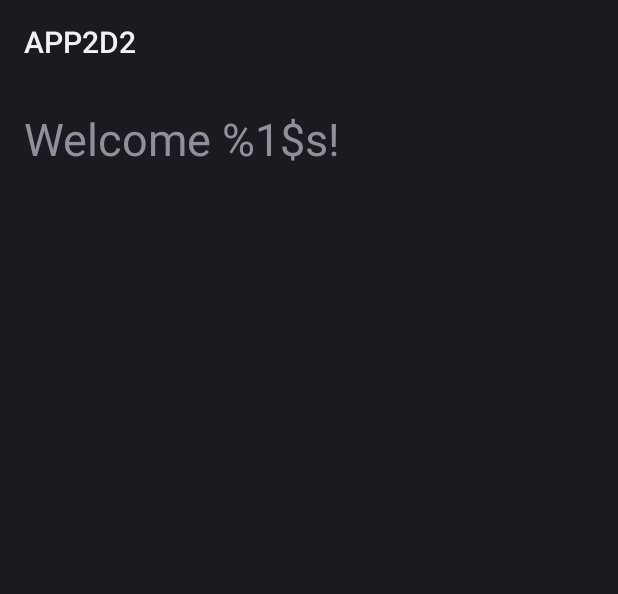
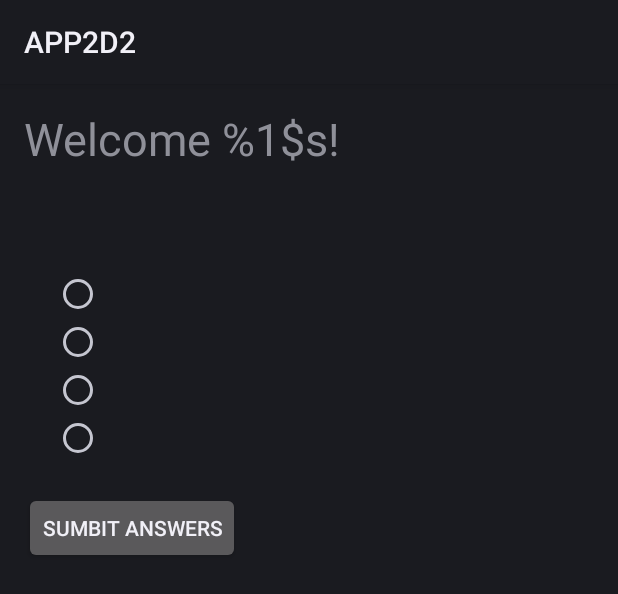
Before and after one commit to Thompadude/app2d2, an Android app: the layout activity_quiz.xml on its own in the app's theme, with its tools: preview values and no code run, on a phone screen of 412 x 824 dp. Shown: the top 594 px of the screen. Run offline under Robolectric (Android 15) with nearby library versions, the phone set to English and light mode, and no system bars.

Commit message:
morning work

```diff
--- a/app/src/main/res/layout/activity_quiz.xml
+++ b/app/src/main/res/layout/activity_quiz.xml
@@ -1,19 +1,54 @@
 <?xml version="1.0" encoding="utf-8"?>
 <GridLayout xmlns:android="http://schemas.android.com/apk/res/android"
     xmlns:tools="http://schemas.android.com/tools"
-    android:layout_width="match_parent"
-    android:layout_height="match_parent"
+    android:layout_width="wrap_content"
+    android:layout_height="wrap_content"
+    android:columnCount="1"
     android:paddingBottom="@dimen/activity_vertical_margin"
     android:paddingLeft="@dimen/activity_horizontal_margin"
     android:paddingRight="@dimen/activity_horizontal_margin"
     android:paddingTop="@dimen/activity_vertical_margin"
+    android:rowCount="4"
     tools:context="sw.app2d2.quiz.QuizActivity">
 
     <TextView
         android:id="@+id/quizHeadline"
-        android:layout_width="match_parent"
-        android:layout_height="wrap_content"
+        android:layout_gravity="left|top"
+        android:layout_marginBottom="@dimen/margin_standard"
         android:text="@string/quiz_headline"
         android:textSize="@dimen/large_text" />
 
+    <TextView
+        android:id="@+id/tvQuestion"
+        android:layout_gravity="left|top"
+        android:textSize="@dimen/medium_text" />
+
+    <RadioGroup
+        android:id="@+id/rgAnswers"
+        android:layout_gravity="left|top"
+        android:layout_margin="@dimen/margin_standard">
+
+        <RadioButton
+            android:layout_width="wrap_content"
+            android:layout_height="wrap_content" />
+
+        <RadioButton
+            android:layout_width="wrap_content"
+            android:layout_height="wrap_content" />
+
+        <RadioButton
+            android:layout_width="wrap_content"
+            android:layout_height="wrap_content" />
+
+        <RadioButton
+            android:layout_width="wrap_content"
+            android:layout_height="wrap_content" />
+
+    </RadioGroup>
+
+    <Button
+        android:id="@+id/btnSubmit"
+        android:layout_gravity="left|top"
+        android:text="Sumbit Answers" />
+
 </GridLayout>
--- a/app/src/main/res/values/dimens.xml
+++ b/app/src/main/res/values/dimens.xml
@@ -3,5 +3,6 @@
     <dimen name="activity_horizontal_margin">16dp</dimen>
     <dimen name="activity_vertical_margin">16dp</dimen>
     <dimen name="large_text">30sp</dimen>
+    <dimen name="medium_text">20sp</dimen>
     <dimen name="margin_standard">20dp</dimen>
 </resources>
```
Also changed, not shown: app/src/main/java/sw/app2d2/quiz/QuizActivity.java (+54 -4 lines), app/src/main/java/sw/app2d2/quiz/questions/CorrectAnswer.java (added, +7 -0 lines), app/src/main/java/sw/app2d2/quiz/questions/FirstWord.java (added, +17 -0 lines), app/src/main/java/sw/app2d2/quiz/questions/Question.java (added, +21 -0 lines), app/src/main/java/sw/app2d2/quiz/questions/StormtrooperWeapon.java (added, +18 -0 lines), app/src/main/java/sw/app2d2/quiz/quizhandlers/QuestionHandler.java (added, +29 -0 lines), app/src/main/java/sw/app2d2/quiz/quizhandlers/UserHandler.java (added, +24 -0 lines).
